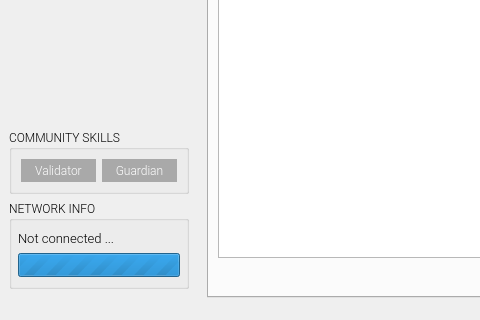
The window that app/ui/proto.ui (coblo/gui-demo) describes before a commit, drawn with Qt 5; both pictures show x 0 to 480 and y 210 to 530 of the 780 by 530 pixel window.
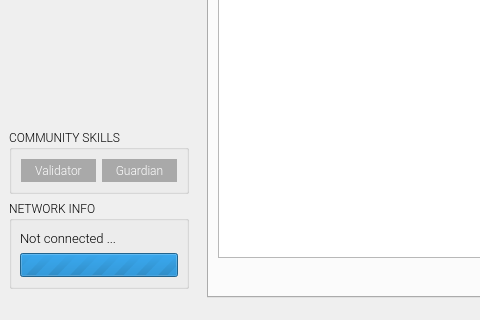
The same window after the commit. The open tabs and pages were chosen to show the change. Icons and pictures are not drawn.

Commit message: show/hide community apply buttons based on current skill

Diff of the .ui file:
```diff
--- a/app/ui/proto.ui
+++ b/app/ui/proto.ui
@@ -324,10 +324,10 @@
          </property>
          <layout class="QVBoxLayout" name="verticalLayout_6">
           <property name="leftMargin">
-           <number>6</number>
+           <number>8</number>
           </property>
           <property name="rightMargin">
-           <number>6</number>
+           <number>8</number>
           </property>
           <item>
            <widget class="QLabel" name="label_network_info">
@@ -363,9 +363,6 @@
               <stylestrategy>PreferAntialias</stylestrategy>
              </font>
             </property>
-            <property name="styleSheet">
-             <string notr="true"/>
-            </property>
             <property name="maximum">
              <number>0</number>
             </property>
```
Left out of the diff: 6 changed lines with no effect on the pictures. The commit also changes 1 other file.
